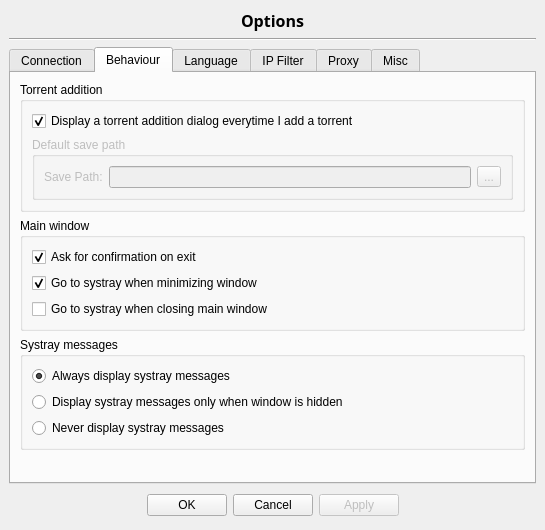
The window that src/options.ui (SysAdminDoc/qBittorrent-Vanced) describes before a commit, drawn with Qt 5.
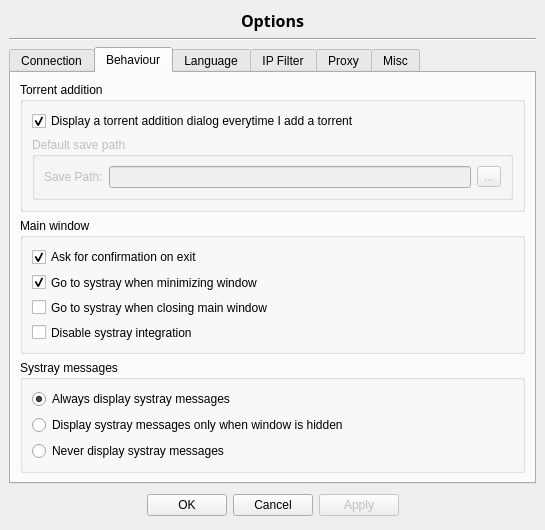
The same window after the commit. The open tabs and pages were chosen to show the change.

Commit message: - Allow the user to disable systray integration

The edit to the form file:
```diff
--- a/src/options.ui
+++ b/src/options.ui
@@ -870,6 +870,13 @@
             </property>
            </widget>
           </item>
+          <item>
+           <widget class="QCheckBox" name="check_disableSystray" >
+            <property name="text" >
+             <string>Disable systray integration</string>
+            </property>
+           </widget>
+          </item>
          </layout>
         </widget>
        </item>
```
The commit also changes 5 other files.
